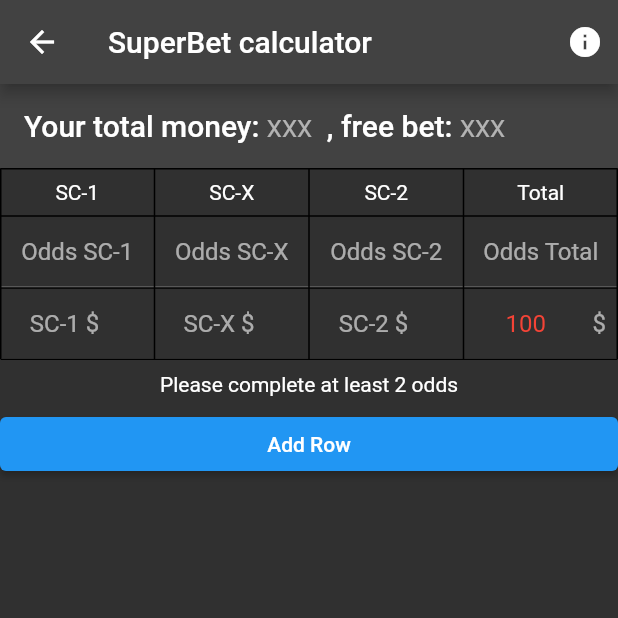
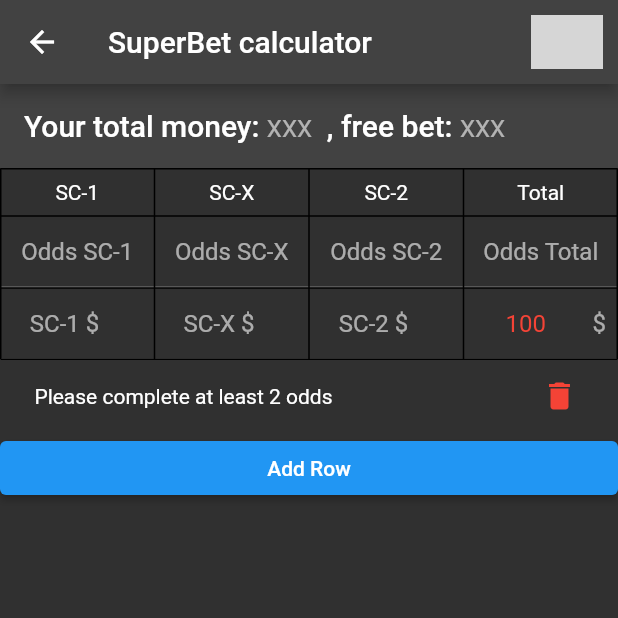
Before and after one commit to Teoneag/Jarvis-0, a Flutter app: the SuperBetCalculator screen opened by its route, after a tap on "Add Row", on a phone screen of 412 x 824 dp, the top half of it. Run offline on Flutter 3.47's test engine with Material 2 defaults, Android fonts, the light colour scheme and no system bars; missing offline and left inert: infix_expression_parser, info_popup, math_parser; statements that could not run were skipped; grey boxes are pictures that could not be loaded.

Commit message:
bet-bug-fix-step-14

```diff
--- a/lib/superbet_calculator/superbet_calculator.dart
+++ b/lib/superbet_calculator/superbet_calculator.dart
@@ -63,16 +63,22 @@
   void addRow() {
     final uid = const Uuid().v4();
     setState(() {
-      if (_totalMoneyC.text.isEmpty) {
+      if (_totalMoneyC.text.isNotEmpty) {
         listItems.add(Bet(
           uid: uid,
+          moneyInTotal: _totalMoneyC.text,
+        ));
+        return;
+      } else if (_moneyFreeBetC.text.isNotEmpty) {
+        listItems.add(Bet(
+          uid: uid,
+          moneyFreeBet: _moneyFreeBetC.text,
         ));
         return;
       }
       listItems.add(Bet(
         uid: uid,
-          moneyInTotal: _totalMoneyC.text,
-          moneyFreeBet: _moneyFreeBetC.text));
+      ));
     });
   }
 
@@ -149,11 +155,7 @@
           bet.moneyInC[3].text = moneyInTotal.toStringAsFixed(3);
         }
         bet.profit = bet.moneyOut - moneyInTotal;
-        if (bet.profit < 0) {
-          bet.isOk = false;
-        } else {
         bet.isOk = true;
-        }
       });
       return;
     }
@@ -196,6 +198,7 @@
     setState(() {
       bet.moneyInC[3].text = moneyInTotal.toStringAsFixed(3);
       bet.profit = bet.moneyOut - moneyInTotal;
+      bet.isOk = true;
     });
   }
 
@@ -345,16 +348,27 @@
                             ),
                         ],
                       ),
-                      bet.isOk
-                          ? Row(
+                      Row(
                         mainAxisAlignment: MainAxisAlignment.spaceAround,
                         children: [
-                                Text(
+                          Visibility(
+                            visible: !bet.isOk,
+                            child: const Padding(
+                              padding: EdgeInsets.all(8.0),
+                              child: Text('Please complete at least 2 odds'),
+                            ),
+                          ),
+                          Visibility(
+                            visible: bet.isOk,
+                            child: Text(
                               'Win: ${bet.moneyOut.toStringAsFixed(3)}',
                               style: const TextStyle(
                                   color: Colors.green, fontSize: 18),
                             ),
-                                Text(
+                          ),
+                          Visibility(
+                            visible: bet.isOk,
+                            child: Text(
                               'Profit: ${bet.profit.toStringAsFixed(3)}',
                               style: TextStyle(
                                   color: bet.profit < 0
@@ -362,16 +376,19 @@
                                       : Colors.green,
                                   fontSize: 18),
                             ),
-                                Switch(
+                          ),
+                          Visibility(
+                            visible: bet.isOk,
+                            child: Switch(
                                 value: bet.isFree,
                                 onChanged: (value) {
                                   setState(() {
                                     bet.isFree = value;
-                                        bet.moneyInC[3].text =
-                                            _totalMoneyC.text;
+                                    bet.moneyInC[3].text = _totalMoneyC.text;
                                     _updateMoney(index: index);
                                   });
                                 }),
+                          ),
                           IconButton(
                             onPressed: () => deleteRow(index),
                             icon: const Icon(
@@ -380,10 +397,6 @@
                             ),
                           ),
                         ],
-                            )
-                          : const Padding(
-                              padding: EdgeInsets.all(8.0),
-                              child: Text('Please complete at least 2 odds'),
                       ),
                     ],
                   );
```
Lines whose indentation alone changed are shown as unchanged.
